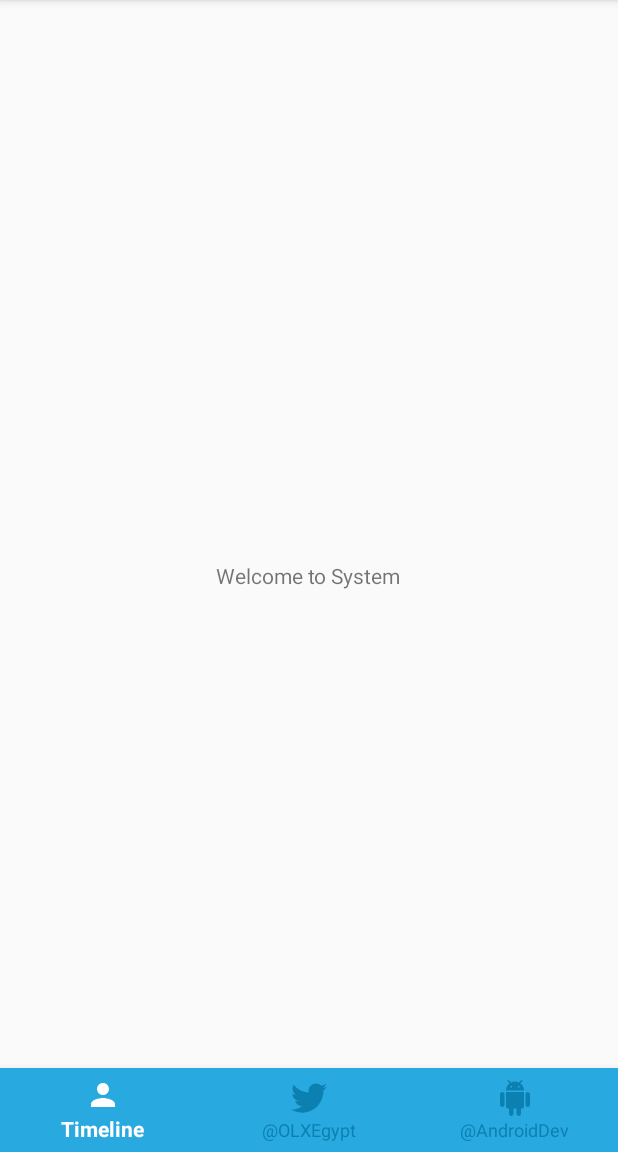
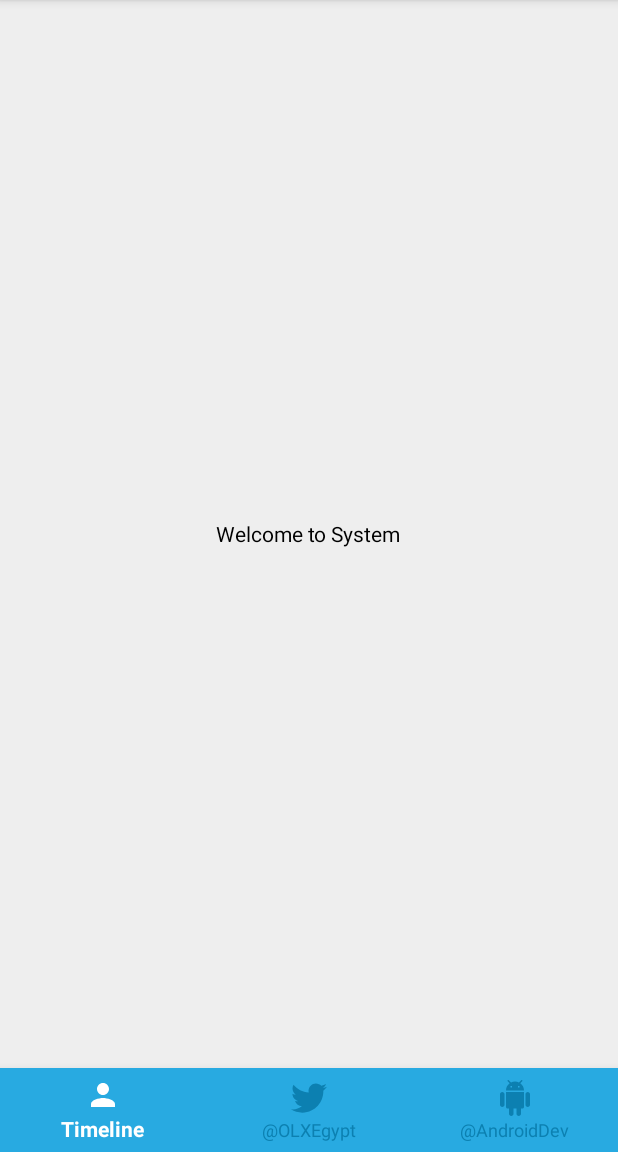
Before and after one commit to crashfiredeep/TLine, an Android app: the TimelineActivity screen opened directly, with no data from a screen before it, on a phone screen of 412 x 824 dp, the part 84-1236 px from its top. Run offline under Robolectric (Android 15) with nearby library versions, the phone set to English and light mode, and no system bars; our stand-ins replace ButterKnife, Dagger/Hilt's generated code, Timber; libraries missing offline, so code that uses them is left out: com.twitter.sdk, rx.android.schedulers, rx.schedulers, rx.subscriptions.

Commit message:
* adjusts tabs layout for fragment

```diff
--- a/app/src/main/java/com/tline/android/features/timeline/view/impl/TimelineActivity.java
+++ b/app/src/main/java/com/tline/android/features/timeline/view/impl/TimelineActivity.java
@@ -117,7 +117,6 @@ public final class TimelineActivity extends BaseActivity<TimelinePresenter, Time
         );
     }
 
-
     private void startLoginActivity() {
         Intent intent = new Intent(this, LoginActivity.class);
         startActivity(intent);
--- a/app/src/main/res/layout/activity_timeline.xml
+++ b/app/src/main/res/layout/activity_timeline.xml
@@ -1,24 +1,35 @@
 <?xml version="1.0" encoding="utf-8"?>
-<RelativeLayout xmlns:android="http://schemas.android.com/apk/res/android"
+<LinearLayout xmlns:android="http://schemas.android.com/apk/res/android"
+    xmlns:design="http://schemas.android.com/apk/res-auto"
+    xmlns:tools="http://schemas.android.com/tools"
     android:layout_width="match_parent"
     android:layout_height="match_parent"
-    xmlns:app="http://schemas.android.com/apk/res-auto">
+    android:background="@color/colorBackground"
+    android:orientation="vertical"
+    tools:context=".features.timeline.view.impl.TimelineActivity">
+
+    <FrameLayout
+        android:id="@+id/container"
+        android:layout_width="match_parent"
+        android:layout_height="0dp"
+        android:layout_weight="1">
 
         <TextView
             android:id="@+id/textView"
             android:layout_width="wrap_content"
             android:layout_height="wrap_content"
-        android:layout_centerInParent="true"
             android:layout_gravity="center"
             android:text="@string/sample_text" />
+
+    </FrameLayout>
 
     <android.support.design.widget.BottomNavigationView
         android:id="@+id/bottom_navigation"
         android:layout_width="match_parent"
         android:layout_height="wrap_content"
-        android:layout_alignParentBottom="true"
-        app:itemBackground="@color/colorPrimary"
-        app:itemIconTint="@drawable/selector_action_nav"
-        app:itemTextColor="@drawable/selector_action_nav"
-        app:menu="@menu/botton_navigation" />
-</RelativeLayout>
+        android:layout_gravity="start"
+        android:background="@color/colorPrimary"
+        design:itemIconTint="@drawable/selector_action_nav"
+        design:itemTextColor="@drawable/selector_action_nav"
+        design:menu="@menu/bottom_navigation" />
+</LinearLayout>
--- a/app/src/main/res/values/styles.xml
+++ b/app/src/main/res/values/styles.xml
@@ -5,6 +5,7 @@
         <item name="colorPrimary">@color/colorPrimary</item>
         <item name="colorPrimaryDark">@color/colorPrimaryDark</item>
         <item name="colorAccent">@color/colorAccent</item>
+        <item name="android:textColor">@android:color/black</item>
     </style>
 
     <style name="AppTheme.NoActionBar" parent="AppTheme">
```
Also changed, not shown: app/src/main/res/menu/bottom_navigation.xml (renamed from app/src/main/res/menu/botton_navigation.xml). Lines whose indentation alone changed are shown as unchanged.
